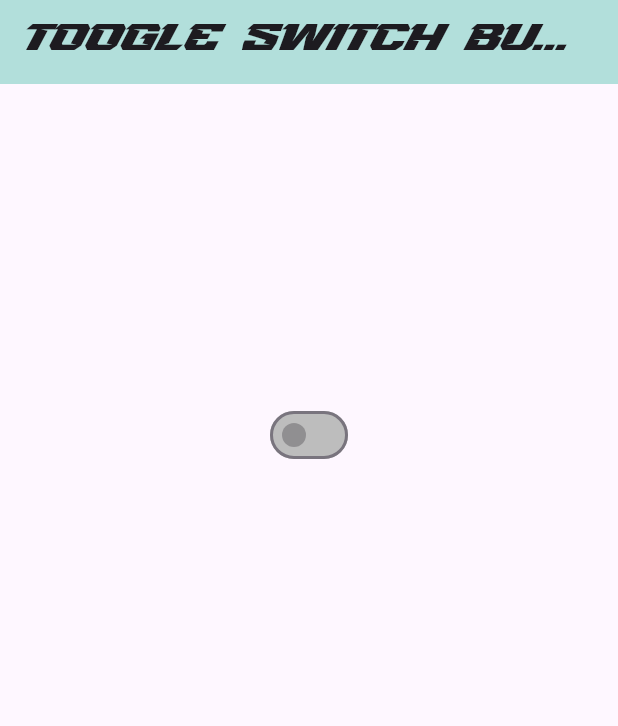
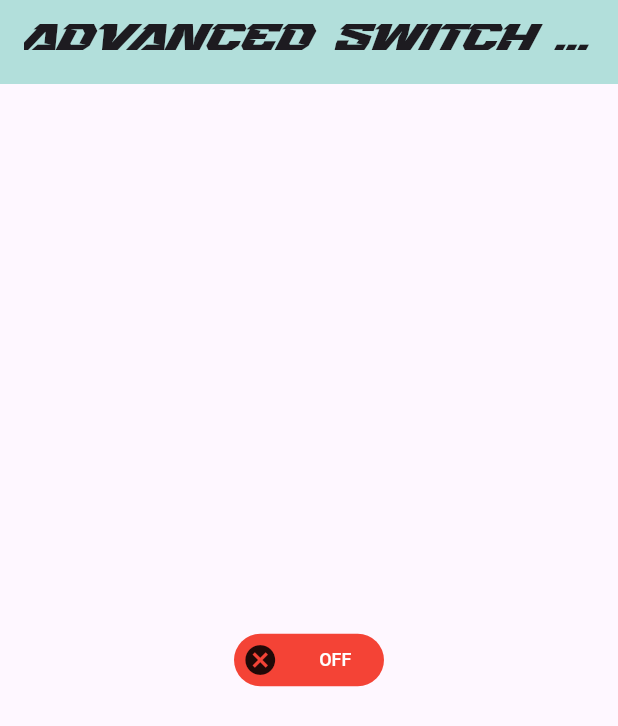
Before and after one commit to Masfiqun/Flutter-Widgets, a Flutter app: the screen it shows after launch, on a phone screen of 412 x 824 dp. Shown: the top 726 px of the screen. Run offline on Flutter 3.47's test engine with Material 3 defaults, Android fonts, the phone set to English and light mode, and no system bars; drawn by our look-alikes of flutter_advanced_switch; our stand-ins replace fl_chart.

Commit message:
Advanced Switch

```diff
--- /dev/null
+++ b/lib/Switch/Advanced switch.dart
@@ -0,0 +1,80 @@
+import "package:flutter/material.dart";
+import "package:flutter_advanced_switch/flutter_advanced_switch.dart";
+
+class advanced_switch extends StatefulWidget {
+  const advanced_switch({super.key});
+
+  @override
+  State<advanced_switch> createState() => _advanced_switchState();
+}
+
+class _advanced_switchState extends State<advanced_switch> {
+
+  bool value = false;
+
+  bool theme = false;
+
+  final _controller = ValueNotifier<bool>(false);
+
+  @override
+  void initState(){
+    super.initState();
+    _controller.addListener((){
+      setState(() {
+        if(_controller.value){
+          theme=true;
+        }else{
+          theme = false;
+        }
+      });
+    });
+  }
+
+
+
+
+  @override
+  Widget build(BuildContext context) {
+    return Scaffold(
+      appBar: AppBar(
+        title: Center(
+          child: Text(
+                  'Advanced Switch Button',
+                  style: TextStyle(fontFamily: 'Stromlight'),
+                  ),
+                ),
+        backgroundColor: Colors.teal[100],
+      ),
+
+      body: Center(
+        child: Column(
+          mainAxisAlignment: MainAxisAlignment.center,
+          children: [
+            AdvancedSwitch(
+              controller: _controller,
+              enabled: true,
+              height: 35,
+              width: 100,
+              borderRadius: const BorderRadius.all(Radius.circular(120)),
+              inactiveColor: Colors.red,
+              inactiveChild: Text('OFF'),
+              activeChild: Text('ON'),
+              thumb: ValueListenableBuilder<bool>(
+                valueListenable: _controller,
+                builder: (context, value, child) {
+                  return Icon(
+                    _controller.value
+                      ? Icons.beenhere
+                      : Icons.cancel
+                  );
+                },
+              ),
+            )
+
+
+          ],
+        ),
+      ),
+    );
+  }
+}
--- a/lib/main.dart
+++ b/lib/main.dart
@@ -23,6 +23,7 @@ import 'package:flutter_widgets/TabBar.dart';
 import 'package:flutter_widgets/Stepping.dart';
 import 'package:flutter_widgets/Charts/Bar Graph/home_page.dart';
 import 'package:flutter_widgets/Switch/toogle_switch.dart';
+import 'package:flutter_widgets/Switch/Advanced switch.dart';
 
 
 void main(){
@@ -56,7 +57,8 @@ class MyApp extends StatelessWidget {
       // TebBar(),
       // StepProgressor(),
       // Homepage(),
-      toogle_switch()
+      // toogle_switch()
+      advanced_switch()
     );
   }
 }
--- a/pubspec.yaml
+++ b/pubspec.yaml
@@ -37,6 +37,7 @@ dependencies:
   cupertino_icons: ^1.0.2
   fl_chart: ^0.68.0
   animated_toggle_switch: ^0.8.3
+  flutter_advanced_switch: ^3.1.0
 
 
 
```
Also changed, not shown: pubspec.lock.
